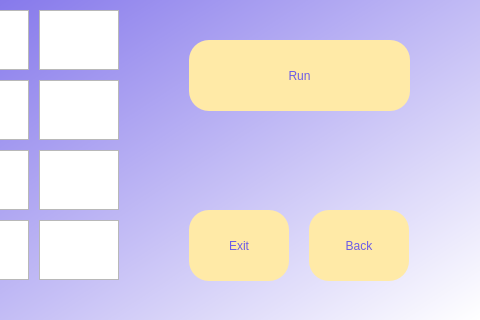
Above: src/matrix.ui from santy81855/Echelon before the change; both pictures show x 441 to 921 and y 280 to 600 of the 921 by 600 pixel window. Below: the same form after it.
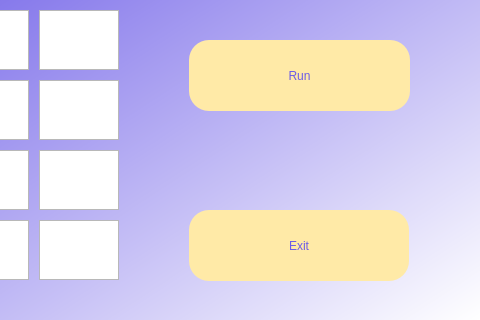
That is the form after the change.

Commit message: removed back button because it did not work properly

The edit to the form file:
```diff
--- a/src/matrix.ui
+++ b/src/matrix.ui
@@ -1695,31 +1695,12 @@
      <string/>
     </property>
    </widget>
-   <widget class="QPushButton" name="start_over_button">
-    <property name="geometry">
-     <rect>
-      <x>750</x>
-      <y>490</y>
-      <width>100</width>
-      <height>71</height>
-     </rect>
-    </property>
-    <property name="styleSheet">
-     <string notr="true">border-radius: 20px;
-font: 75 30pt &quot;Malgun Gothic&quot;;
-color: rgb(108, 92, 231);
-background-color: rgb(255, 234, 167);</string>
-    </property>
-    <property name="text">
-     <string>Back</string>
-    </property>
-   </widget>
    <widget class="QPushButton" name="exit_button">
     <property name="geometry">
      <rect>
       <x>630</x>
       <y>490</y>
-      <width>100</width>
+      <width>220</width>
       <height>71</height>
      </rect>
     </property>
```
The commit also changes 2 other files.
